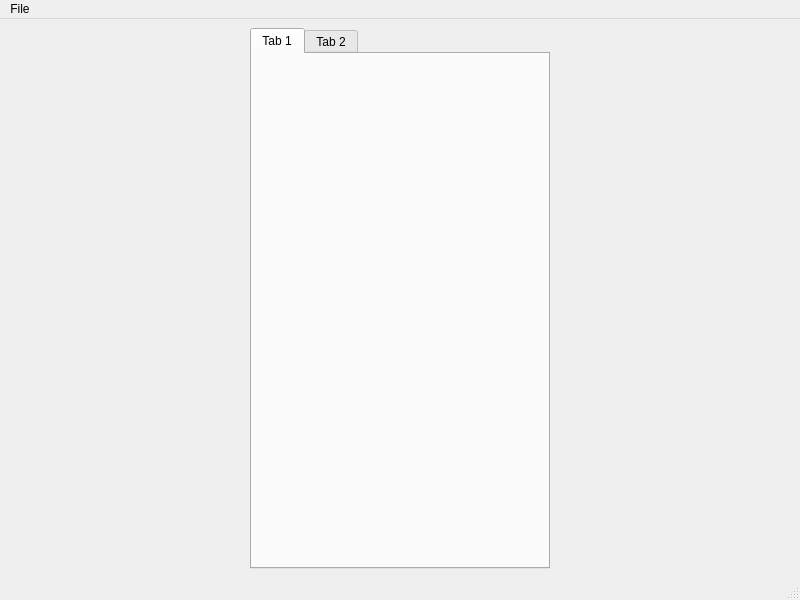
Above: lib/view/mainwindow/mainwindow.ui from BigCubeCat/bacon before the change. Below: the same form after it.
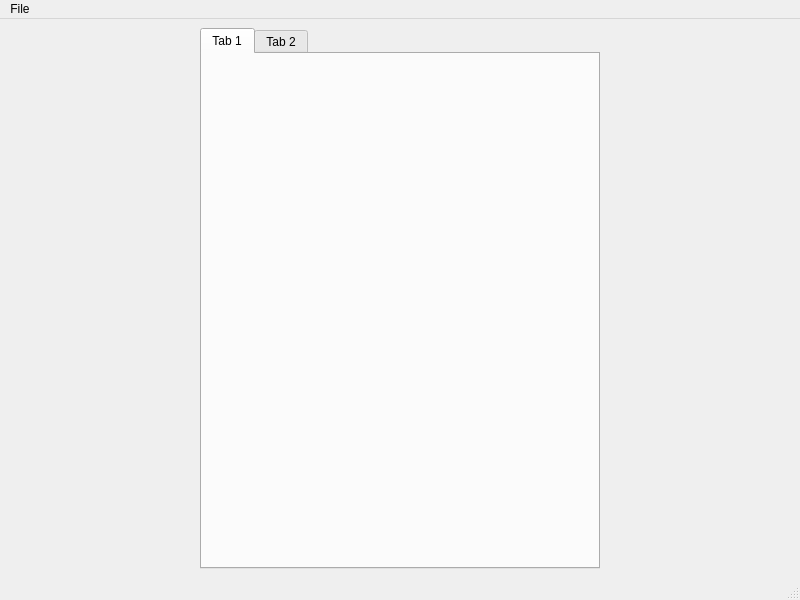
That is the form after the change. Icons and pictures are not drawn.

```diff
--- a/lib/view/mainwindow/mainwindow.ui
+++ b/lib/view/mainwindow/mainwindow.ui
@@ -23,13 +23,13 @@
      <widget class="QTabWidget" name="tabWidget">
       <property name="minimumSize">
        <size>
-        <width>300</width>
-        <height>0</height>
+        <width>380</width>
+        <height>380</height>
        </size>
       </property>
       <property name="maximumSize">
        <size>
-        <width>300</width>
+        <width>400</width>
         <height>16777215</height>
        </size>
       </property>
```
